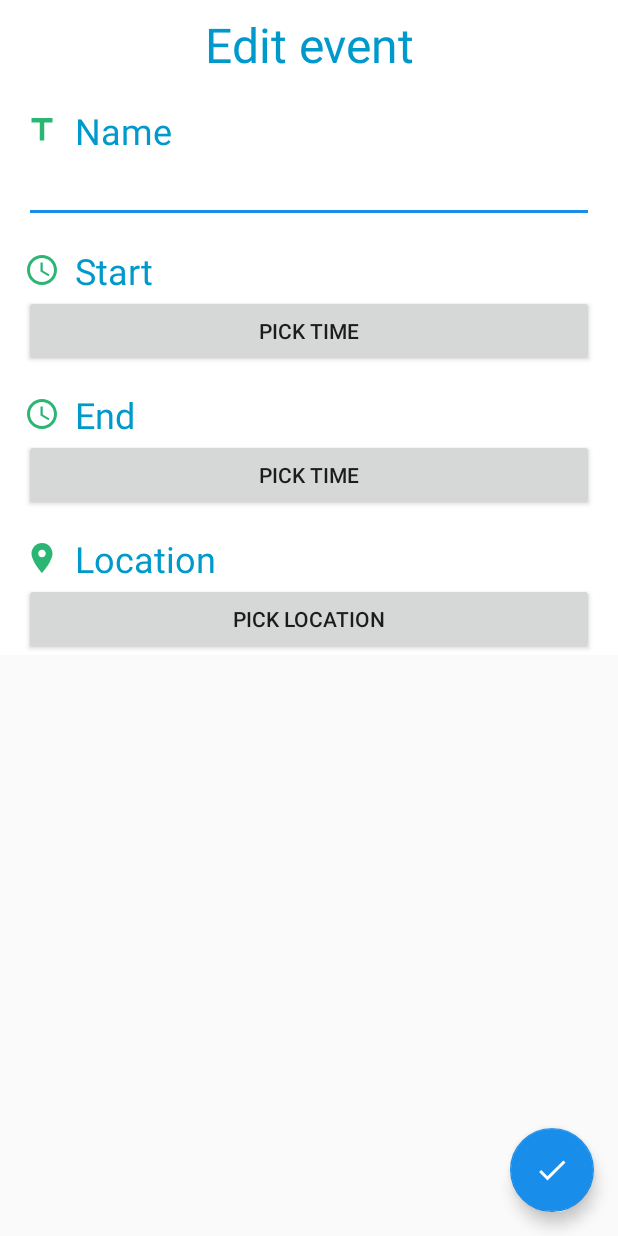
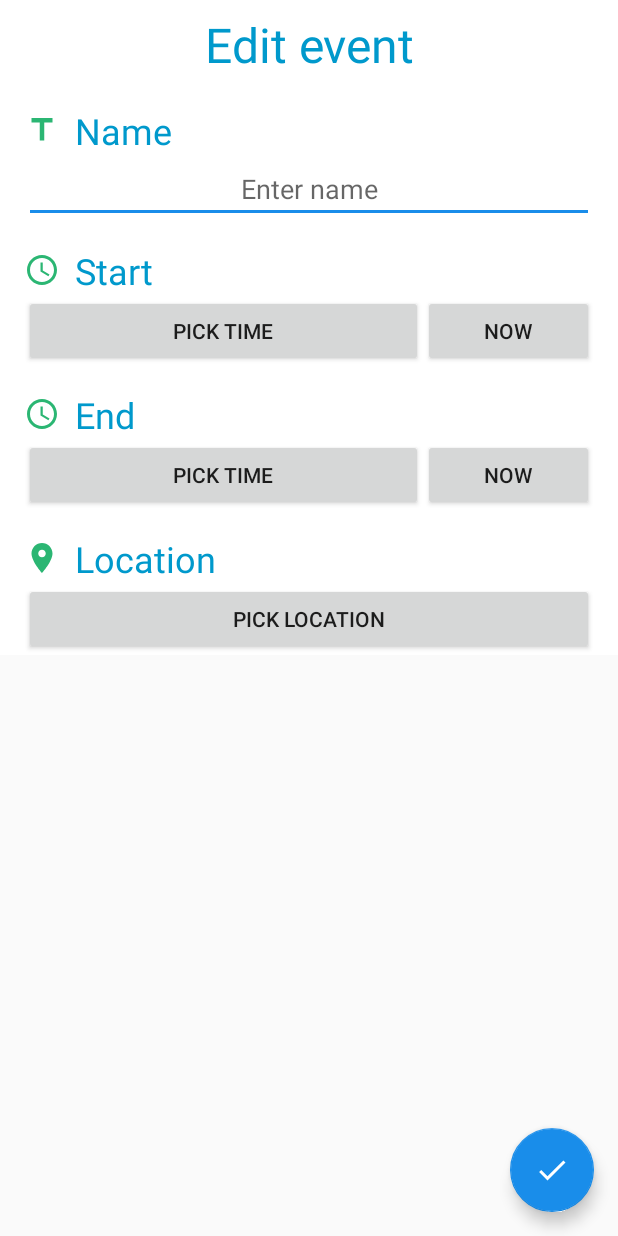
Before and after one commit to Frantasad/AlcoCnt, an Android app: the layout fragment_event_edit.xml on its own in the app's theme, with its tools: preview values and no code run, on a phone screen of 412 x 824 dp. Run offline under Robolectric (Android 15) with nearby library versions, the phone set to English and light mode, and no system bars.

Commit message:
Event edit

```diff
--- a/app/build.gradle
+++ b/app/build.gradle
@@ -56,4 +56,5 @@ dependencies {
     testImplementation 'junit:junit:4.12'
     androidTestImplementation 'androidx.test.ext:junit:1.1.1'
     androidTestImplementation 'androidx.test.espresso:espresso-core:3.2.0'
+    implementation 'com.android.support:appcompat-v7:28.0.0'
 }
--- a/app/src/main/AndroidManifest.xml
+++ b/app/src/main/AndroidManifest.xml
@@ -1,5 +1,6 @@
 <?xml version="1.0" encoding="utf-8"?>
 <manifest xmlns:android="http://schemas.android.com/apk/res/android"
+    xmlns:app="http://schemas.android.com/apk/res-auto"
     package="com.example.alcoholcounter">
 
     <!--
@@ -39,7 +40,6 @@
             android:configChanges="keyboardHidden|orientation|screenSize">
             <intent-filter>
                 <action android:name="android.intent.action.MAIN" />
-
                 <category android:name="android.intent.category.LAUNCHER" />
             </intent-filter>
         </activity>
--- a/app/src/main/java/com/example/alcoholcounter/MainActivity.kt
+++ b/app/src/main/java/com/example/alcoholcounter/MainActivity.kt
@@ -1,6 +1,7 @@
 package com.example.alcoholcounter
 
 import android.os.Bundle
+import android.view.Menu
 import android.widget.Toast
 import androidx.appcompat.app.AppCompatActivity
 import androidx.fragment.app.Fragment
@@ -28,7 +29,7 @@ class MainActivity : AppCompatActivity() {
         if (selectedFragment == null) {
             selectedFragment = when (item.itemId) {
                 R.id.navigation_map -> MapFragment()
-                R.id.navigation_statistics -> EventEditFragment()
+                R.id.navigation_statistics -> StatisticsFragment()
                 R.id.navigation_events -> EventListFragment()
                 else -> EventListFragment()
             }
--- a/app/src/main/res/layout/fragment_event_edit.xml
+++ b/app/src/main/res/layout/fragment_event_edit.xml
@@ -46,8 +46,8 @@
             android:layout_height="wrap_content"
             android:ems="10"
             android:gravity="center"
-            android:inputType="textPersonName"
-            android:autofillHints="@string/enter_name" />
+            android:hint="@string/enter_name"
+            android:inputType="text"/>
 
         <TextView
             android:layout_width="match_parent"
@@ -60,11 +60,26 @@
             android:textAppearance="?attr/textAppearanceListItemSecondary"
             android:text="@string/start" />
 
-        <Button
-            android:id="@+id/startTimePickButton"
+        <LinearLayout
             android:layout_width="match_parent"
             android:layout_height="wrap_content"
-            android:text="@string/pick_time" />
+            android:orientation="horizontal">
+
+            <Button
+                android:id="@+id/startTimePickButton"
+                android:layout_width="0dp"
+                android:layout_weight="0.7"
+                android:layout_height="wrap_content"
+                android:text="@string/pick_time"/>
+
+            <Button
+                android:id="@+id/startTimeNowButton"
+                android:layout_width="0dp"
+                android:layout_weight="0.3"
+                android:layout_height="wrap_content"
+                android:text="@string/now" />
+
+        </LinearLayout>
 
         <TextView
             android:layout_width="match_parent"
@@ -77,11 +92,28 @@
             android:textAppearance="?attr/textAppearanceListItemSecondary"
             android:text="@string/end" />
 
-        <Button
-            android:id="@+id/endTimePickButton"
+        <LinearLayout
             android:layout_width="match_parent"
             android:layout_height="wrap_content"
-            android:text="@string/pick_time" />
+            android:orientation="horizontal">
+
+            <Button
+                android:id="@+id/endTimePickButton"
+                android:layout_width="0dp"
+                android:layout_weight="0.7"
+                android:layout_height="wrap_content"
+                android:text="@string/pick_time"/>
+
+            <Button
+                android:id="@+id/endTimeNowButton"
+                android:layout_width="0dp"
+                android:layout_weight="0.3"
+                android:layout_height="wrap_content"
+                android:text="@string/now" />
+
+        </LinearLayout>
+
+
 
         <TextView
             android:id="@+id/eventLocation"
@@ -104,7 +136,7 @@
     </LinearLayout>
 
     <com.google.android.material.floatingactionbutton.FloatingActionButton
-        android:id="@+id/fab"
+        android:id="@+id/confirm_button"
         android:layout_width="wrap_content"
         android:layout_height="wrap_content"
         android:layout_gravity="bottom|end"
--- a/app/src/main/res/values/strings.xml
+++ b/app/src/main/res/values/strings.xml
@@ -17,4 +17,5 @@
     <string name="number_of_events">Number of events</string>
     <string name="number_of_drinks">Number of drinks</string>
     <string name="money_spent">Money spent</string>
+    <string name="now">Now</string>
 </resources>
--- a/app/src/main/res/values/styles.xml
+++ b/app/src/main/res/values/styles.xml
@@ -1,8 +1,6 @@
 <resources>
 
-    <!-- Base application theme. -->
     <style name="AppTheme" parent="Theme.AppCompat.Light.DarkActionBar">
-        <!-- Customize your theme here. -->
         <item name="colorPrimary">@color/colorPrimary</item>
         <item name="colorPrimaryDark">@color/colorPrimaryDark</item>
         <item name="colorAccent">@color/colorPrimary</item>
```
Also changed, not shown: app/src/main/java/com/example/alcoholcounter/ui/event/EventEditFragment.kt (+95 -46 lines), app/src/main/java/com/example/alcoholcounter/ui/event/EventFragment.kt (+32 -0 lines), app/src/main/java/com/example/alcoholcounter/ui/events/EventListAdapter.kt (+3 -4 lines), app/src/main/java/com/example/alcoholcounter/ui/events/EventListFragment.kt (+15 -14 lines), app/src/main/res/drawable/ic_warning_black_24dp.xml (added, +9 -0 lines), app/src/main/res/menu/event_menu.xml (+5 -2 lines), 1 other file.
